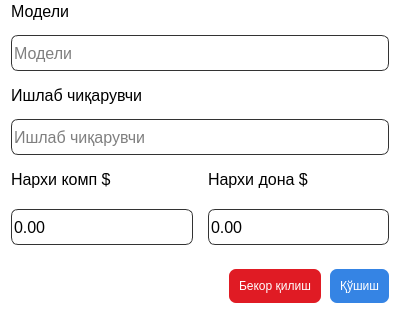
The window that ui/add_product.ui (JavokhirMamirov/shopapp) describes before a commit, drawn with Qt 5; both pictures show x 0 to 400 and y 183 to 503 of the 400 by 503 pixel window.
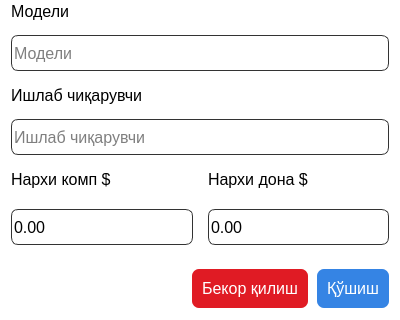
The same window after the commit. Icons and pictures are not drawn.

The edit to the form file:
```diff
--- a/ui/add_product.ui
+++ b/ui/add_product.ui
@@ -486,6 +486,11 @@
      </item>
      <item>
       <widget class="QPushButton" name="pushButton_6">
+       <property name="font">
+        <font>
+         <pointsize>12</pointsize>
+        </font>
+       </property>
        <property name="styleSheet">
         <string notr="true">QPushButton{
 	border:none;
@@ -509,6 +514,11 @@
      </item>
      <item>
       <widget class="QPushButton" name="pushButton_7">
+       <property name="font">
+        <font>
+         <pointsize>12</pointsize>
+        </font>
+       </property>
        <property name="styleSheet">
         <string notr="true">QPushButton{
 	border:none;
```
